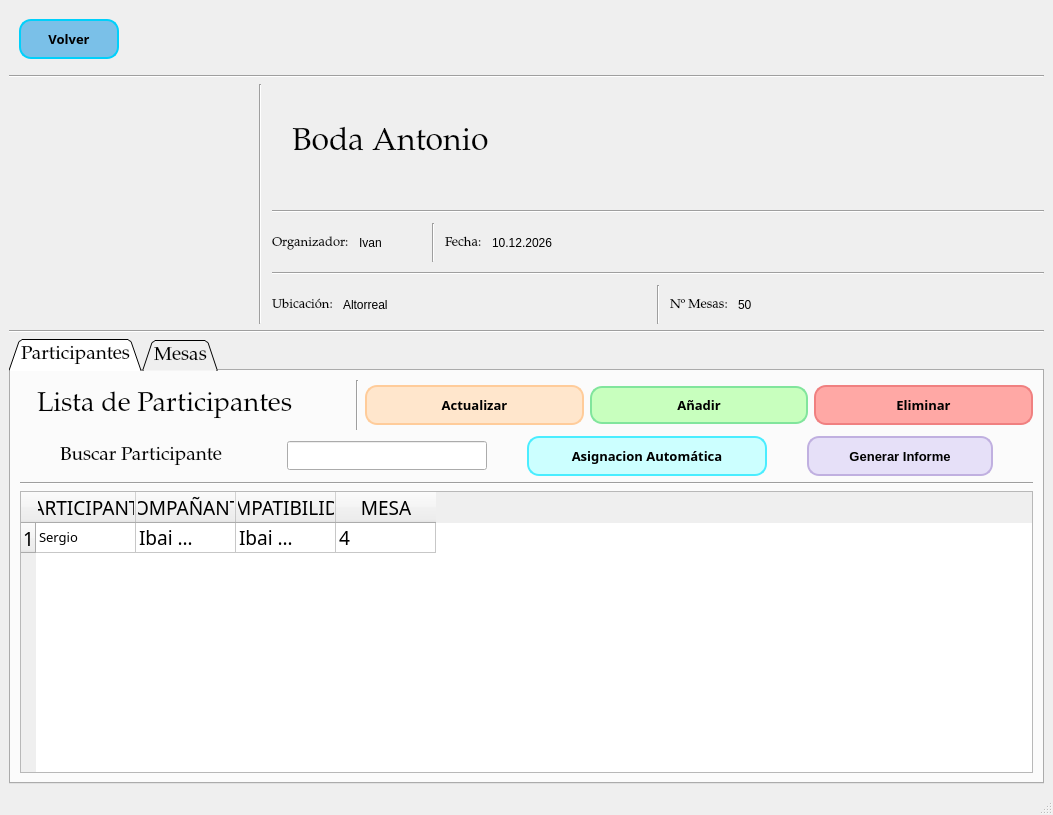
IvanJesusCorbalanPascual/Gestor-de-Eventos, file src/ui/GestionDeEventos.ui: the form before one commit.
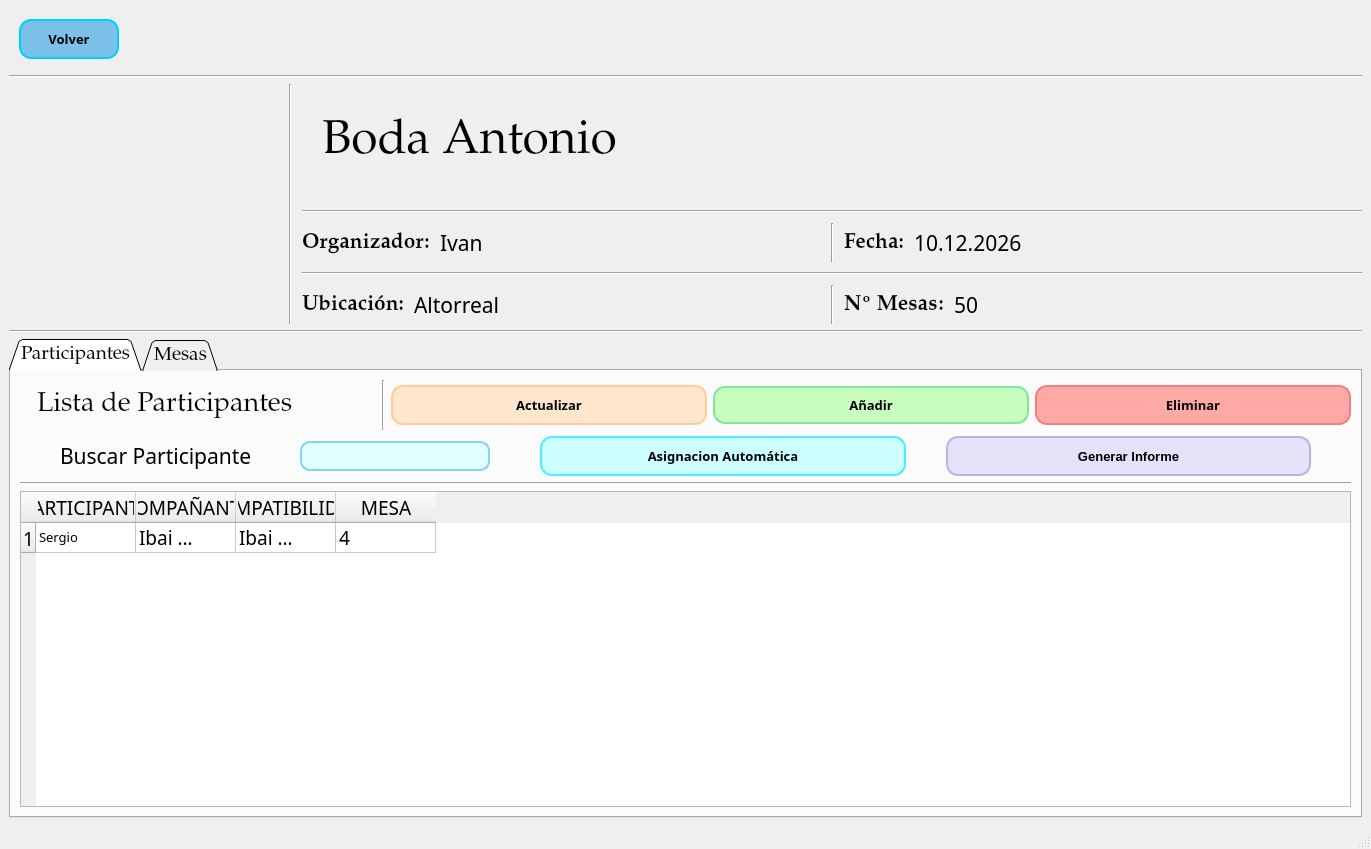
The form after the commit. Icons and pictures are not drawn.

Diff of the .ui file:
```diff
--- a/src/ui/GestionDeEventos.ui
+++ b/src/ui/GestionDeEventos.ui
@@ -6,8 +6,8 @@
    <rect>
     <x>0</x>
     <y>0</y>
-    <width>1053</width>
-    <height>815</height>
+    <width>1371</width>
+    <height>849</height>
    </rect>
   </property>
   <property name="windowTitle">
@@ -107,7 +107,7 @@
           </property>
           <property name="minimumSize">
            <size>
-            <width>240</width>
+            <width>270</width>
             <height>240</height>
            </size>
           </property>
@@ -130,9 +130,7 @@
            <bool>false</bool>
           </property>
           <property name="styleSheet">
-           <string notr="true">QLabel {
-}
-</string>
+           <string notr="true">margin-left:30;</string>
           </property>
           <property name="text">
            <string/>
@@ -183,7 +181,7 @@
               <property name="font">
                <font>
                 <family>Palatino Linotype</family>
-                <pointsize>24</pointsize>
+                <pointsize>36</pointsize>
                </font>
               </property>
               <property name="autoFillBackground">
@@ -204,7 +202,7 @@
            </widget>
           </item>
           <item>
-           <layout class="QHBoxLayout" name="horizontalLayout_4" stretch="0,0,1">
+           <layout class="QHBoxLayout" name="horizontalLayout_4" stretch="0,0,0">
             <item>
              <layout class="QHBoxLayout" name="horizontalLayout_9" stretch="0,0,0">
               <item>
@@ -212,7 +210,9 @@
                 <property name="font">
                  <font>
                   <family>Palatino Linotype</family>
-                  <pointsize>10</pointsize>
+                  <pointsize>16</pointsize>
+                  <weight>75</weight>
+                  <bold>true</bold>
                  </font>
                 </property>
                 <property name="text">
@@ -222,6 +222,12 @@
               </item>
               <item>
                <widget class="QLabel" name="lblOrganizador">
+                <property name="font">
+                 <font>
+                  <family>Mongolian Baiti</family>
+                  <pointsize>16</pointsize>
+                 </font>
+                </property>
                 <property name="text">
                  <string>Ivan</string>
                 </property>
@@ -259,7 +265,9 @@
                 <property name="font">
                  <font>
                   <family>Palatino Linotype</family>
-                  <pointsize>10</pointsize>
+                  <pointsize>16</pointsize>
+                  <weight>75</weight>
+                  <bold>true</bold>
                  </font>
                 </property>
                 <property name="text">
@@ -269,6 +277,12 @@
               </item>
               <item>
                <widget class="QLabel" name="lblFecha">
+                <property name="font">
+                 <font>
+                  <family>Mongolian Baiti</family>
+                  <pointsize>16</pointsize>
+                 </font>
+                </property>
                 <property name="text">
                  <string>10.12.2026</string>
                 </property>
@@ -309,7 +323,9 @@
                   <property name="font">
                    <font>
                     <family>Palatino Linotype</family>
-                    <pointsize>10</pointsize>
+                    <pointsize>16</pointsize>
+                    <weight>75</weight>
+                    <bold>true</bold>
                    </font>
                   </property>
                   <property name="text">
@@ -319,6 +335,12 @@
                 </item>
                 <item>
                  <widget class="QLabel" name="lblUbicacion">
+                  <property name="font">
+                   <font>
+                    <family>Mongolian Baiti</family>
+                    <pointsize>16</pointsize>
+                   </font>
+                  </property>
                   <property name="text">
                    <string>Altorreal</string>
                   </property>
@@ -353,7 +375,9 @@
                   <property name="font">
                    <font>
                     <family>Palatino Linotype</family>
-                    <pointsize>10</pointsize>
+                    <pointsize>16</pointsize>
+                    <weight>75</weight>
+                    <bold>true</bold>
                    </font>
                   </property>
                   <property name="text">
@@ -363,6 +387,12 @@
                 </item>
                 <item>
                  <widget class="QLabel" name="lblMesas">
+                  <property name="font">
+                   <font>
+                    <family>Mongolian Baiti</family>
+                    <pointsize>16</pointsize>
+                   </font>
+                  </property>
                   <property name="text">
                    <string>50</string>
                   </property>
@@ -633,6 +663,12 @@
                   <height>16777215</height>
                  </size>
                 </property>
+                <property name="font">
+                 <font>
+                  <family>Mongolian Baiti</family>
+                  <pointsize>16</pointsize>
+                 </font>
+                </property>
                 <property name="text">
                  <string>Buscar Participante</string>
                 </property>
@@ -646,6 +682,19 @@
                   <height>16777215</height>
                  </size>
                 </property>
+                <property name="styleSheet">
+                 <string notr="true">QLineEdit#lneBuscadorParticipante {
+    background-color: #E0FFFF; /* Azul Celeste muy claro */
+    border: 2px solid #87CEFA; /* Borde sutil */
+    border-radius: 10px; /* Bordes redondeados */
+    padding: 5px;
+    margin-right: 10px; /* Margen para separarlo de los botones */
+}
+QLineEdit#lneBuscadorParticipante:hover {
+    background-color: #B9FFFF;
+}
+</string>
+                </property>
                </widget>
               </item>
               <item>
```
Left out of the diff: 3 changed lines with no effect on the pictures.
